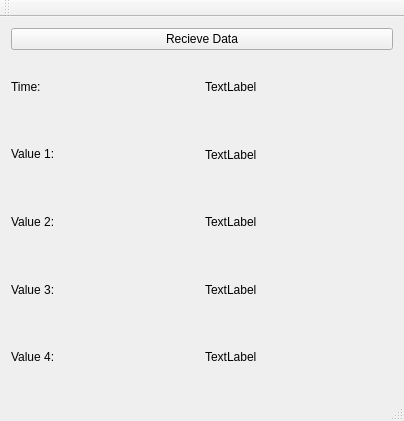
Qt form mainwindow.ui (ArashMassoudieh/QArduino_read) before a commit.
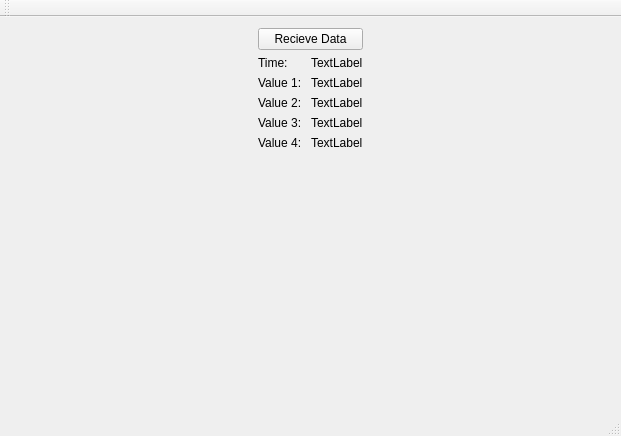
The same form after that commit.

```diff
--- a/mainwindow.ui
+++ b/mainwindow.ui
@@ -6,26 +6,45 @@
    <rect>
     <x>0</x>
     <y>0</y>
-    <width>404</width>
-    <height>421</height>
+    <width>621</width>
+    <height>436</height>
    </rect>
   </property>
+  <property name="sizePolicy">
+   <sizepolicy hsizetype="Preferred" vsizetype="MinimumExpanding">
+    <horstretch>0</horstretch>
+    <verstretch>1</verstretch>
+   </sizepolicy>
+  </property>
   <property name="windowTitle">
    <string>Recieve Data from Serial Port</string>
   </property>
   <widget class="QWidget" name="centralWidget">
-   <layout class="QVBoxLayout" name="verticalLayout">
-    <item>
+   <layout class="QGridLayout" name="gridLayout">
+    <item row="0" column="0">
      <widget class="QPushButton" name="pushButton">
       <property name="text">
        <string>Recieve Data</string>
       </property>
      </widget>
     </item>
+    <item row="1" column="0">
+     <layout class="QVBoxLayout" name="verticalLayout_2">
     <item>
-     <layout class="QHBoxLayout" name="horizontalLayout_5">
+       <layout class="QVBoxLayout" name="verticalLayout" stretch="0,0,0,0,0,4">
+        <item>
+         <layout class="QHBoxLayout" name="horizontalLayout_5" stretch="0,0">
+          <property name="sizeConstraint">
+           <enum>QLayout::SetFixedSize</enum>
+          </property>
       <item>
        <widget class="QLabel" name="label">
+            <property name="sizePolicy">
+             <sizepolicy hsizetype="Preferred" vsizetype="Minimum">
+              <horstretch>0</horstretch>
+              <verstretch>0</verstretch>
+             </sizepolicy>
+            </property>
         <property name="text">
          <string>Time:</string>
         </property>
@@ -33,6 +52,12 @@
       </item>
       <item>
        <widget class="QLabel" name="lblTime">
+            <property name="sizePolicy">
+             <sizepolicy hsizetype="Preferred" vsizetype="Minimum">
+              <horstretch>0</horstretch>
+              <verstretch>0</verstretch>
+             </sizepolicy>
+            </property>
         <property name="text">
          <string>TextLabel</string>
         </property>
@@ -47,6 +72,12 @@
       </property>
       <item>
        <widget class="QLabel" name="label_2">
+            <property name="sizePolicy">
+             <sizepolicy hsizetype="Preferred" vsizetype="Minimum">
+              <horstretch>0</horstretch>
+              <verstretch>0</verstretch>
+             </sizepolicy>
+            </property>
         <property name="text">
          <string>&lt;html&gt;&lt;head/&gt;&lt;body&gt;&lt;p&gt;Value 1: &lt;/p&gt;&lt;/body&gt;&lt;/html&gt;</string>
         </property>
@@ -54,6 +85,12 @@
       </item>
       <item>
        <widget class="QLabel" name="Value1">
+            <property name="sizePolicy">
+             <sizepolicy hsizetype="Preferred" vsizetype="Minimum">
+              <horstretch>0</horstretch>
+              <verstretch>0</verstretch>
+             </sizepolicy>
+            </property>
         <property name="text">
          <string>TextLabel</string>
         </property>
@@ -63,6 +100,9 @@
     </item>
     <item>
      <layout class="QHBoxLayout" name="horizontalLayout_2">
+          <property name="sizeConstraint">
+           <enum>QLayout::SetFixedSize</enum>
+          </property>
       <item>
        <widget class="QLabel" name="label_5">
         <property name="text">
@@ -81,6 +121,9 @@
     </item>
     <item>
      <layout class="QHBoxLayout" name="horizontalLayout_3">
+          <property name="sizeConstraint">
+           <enum>QLayout::SetFixedSize</enum>
+          </property>
       <item>
        <widget class="QLabel" name="label_6">
         <property name="text">
@@ -99,6 +142,9 @@
     </item>
     <item>
      <layout class="QHBoxLayout" name="horizontalLayout_4">
+          <property name="sizeConstraint">
+           <enum>QLayout::SetFixedSize</enum>
+          </property>
       <item>
        <widget class="QLabel" name="label_7">
         <property name="text">
@@ -116,7 +162,15 @@
      </layout>
     </item>
     <item>
-     <layout class="QHBoxLayout" name="horizontalLayout_6"/>
+         <layout class="QHBoxLayout" name="horizontalLayout_6" stretch="">
+          <property name="sizeConstraint">
+           <enum>QLayout::SetFixedSize</enum>
+          </property>
+         </layout>
+        </item>
+       </layout>
+      </item>
+     </layout>
     </item>
    </layout>
   </widget>
```
Left out of the diff: 2 changed lines with no effect on the pictures. Lines whose indentation alone changed are shown as unchanged.
